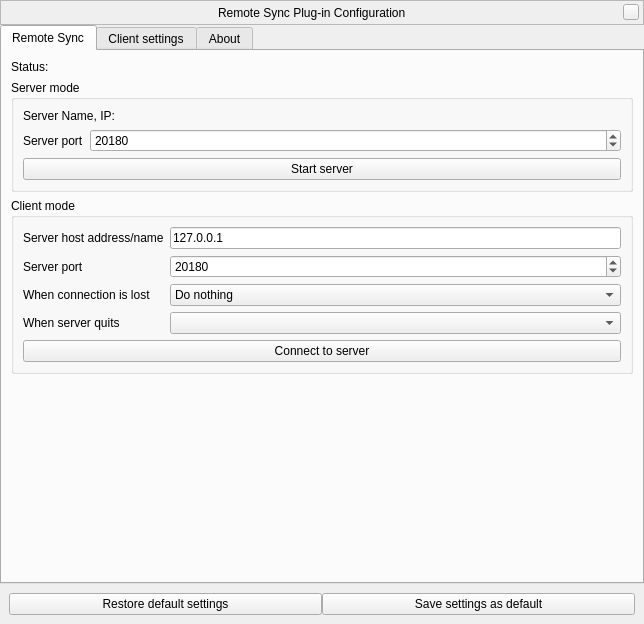
This is plugins/RemoteSync/src/gui/remoteSyncDialog.ui in 519984307/stellarium_src as Qt 5 draws it before an edit. The edited form follows.
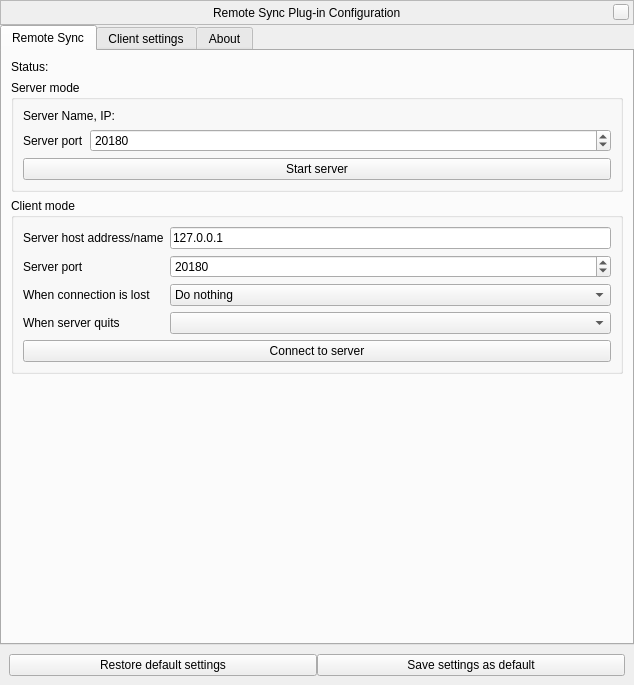
This is the edited form. Custom widgets are drawn as their Qt base class.

Commit message: Updated RemoteSync's GUI

Diff of the .ui file:
```diff
--- a/plugins/RemoteSync/src/gui/remoteSyncDialog.ui
+++ b/plugins/RemoteSync/src/gui/remoteSyncDialog.ui
@@ -6,8 +6,8 @@
    <rect>
     <x>0</x>
     <y>0</y>
-    <width>644</width>
-    <height>600</height>
+    <width>634</width>
+    <height>685</height>
    </rect>
   </property>
   <property name="windowTitle">
```
Left out of the diff: 4 changed lines with no effect on the pictures. The commit also changes 1 other file.
